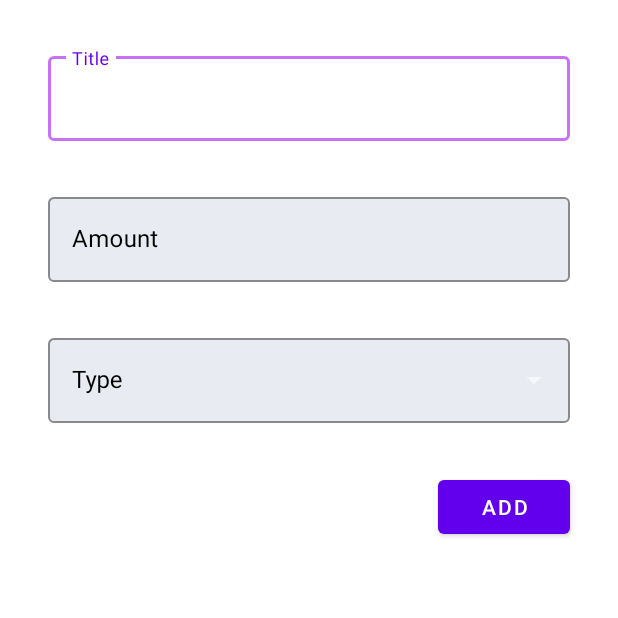
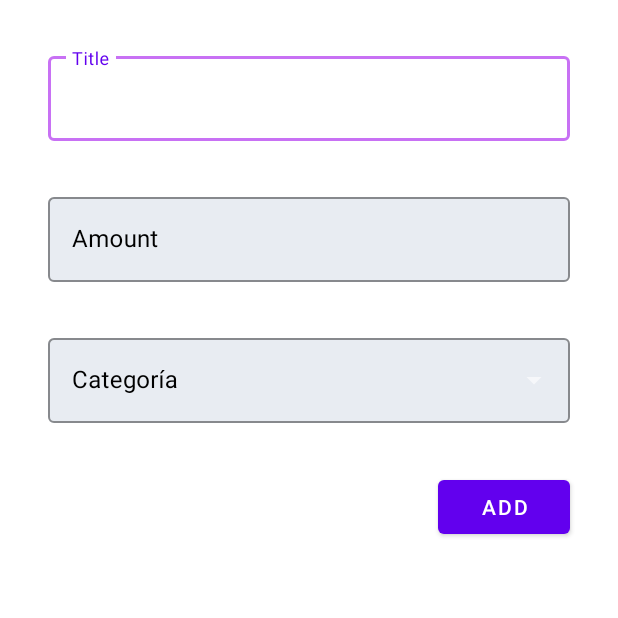
Before and after one commit to adriangrpz/Piggy, an Android app: the AddExpenseActivity screen opened directly, with no data from a screen before it, on a phone screen of 412 x 824 dp, the top half of it. Run offline under Robolectric (Android 15) with nearby library versions, the phone set to English and light mode, and no system bars; libraries missing offline, so code that uses them is left out: io.realm.

Commit message:
Transaction types and categories

```diff
--- a/app/src/main/java/com/piggy/piggy/AddExpenseActivity.kt
+++ b/app/src/main/java/com/piggy/piggy/AddExpenseActivity.kt
@@ -16,14 +16,14 @@ class AddExpenseActivity : AppCompatActivity() {
 
         val titleET        = findViewById<TextInputEditText>(R.id.title_et)
         val amountET       = findViewById<TextInputEditText>(R.id.amount_et)
-        val autocompleteTV = findViewById<AutoCompleteTextView>(R.id.type_atv)
+        val autocompleteTV = findViewById<AutoCompleteTextView>(R.id.category_atv)
         val addButton      = findViewById<MaterialButton>(R.id.add)
 
         val items = mutableListOf<String>()
-        TransactionType.values().forEach {
+        TransactionCategory.values().forEach {
             val name = when (it) {
-                TransactionType.CARD -> "Card"
-                TransactionType.CASH -> "Cash"
+                TransactionCategory.CARD -> "Card"
+                TransactionCategory.CASH -> "Cash"
                 else                 -> ""
             }
             if (name != "")
@@ -40,17 +40,19 @@ class AddExpenseActivity : AppCompatActivity() {
             newTransaction.amount = amountET.text.toString().toInt()
             Log.v(tag(), newTransaction.toString())
 
-            val type = when (autocompleteTV.text.toString()) {
-                "Card" -> TransactionType.CARD
-                "Cash" -> TransactionType.CASH
+            val category = when (autocompleteTV.text.toString()) {
+                "Card" -> TransactionCategory.CARD
+                "Cash" -> TransactionCategory.CASH
                 else   -> null
             }
 
-            if (type == null)
-                Log.v(tag(), "Null found in transaction type")
+            if (category == null)
+                Log.v(tag(), "Null found in transaction category")
             else {
-                newTransaction.type = type
+                newTransaction.category = category
             }
+
+            newTransaction.type = TransactionType.EXPENSE
 
             realmThread.executeTransactionAsync(
                 { transaction ->
--- /dev/null
+++ b/app/src/main/java/com/piggy/piggy/TransactionCategory.kt
@@ -0,0 +1,5 @@
+package com.piggy.piggy
+
+enum class TransactionCategory {
+    CARD, CASH, PTRANSPORT, CAR
+}
--- a/app/src/main/java/com/piggy/piggy/TransactionType.kt
+++ b/app/src/main/java/com/piggy/piggy/TransactionType.kt
@@ -1,5 +1,5 @@
 package com.piggy.piggy
 
 enum class TransactionType {
-    CARD, CASH, PTRANSPORT, CAR
+    EXPENSE, INCOME
 }
--- a/app/src/main/res/layout/activity_add_expense.xml
+++ b/app/src/main/res/layout/activity_add_expense.xml
@@ -45,14 +45,14 @@
             android:textColor="#000000"
             android:layout_width="match_parent"
             android:layout_height="wrap_content"
-            android:inputType="numberSigned"
+            android:inputType="number"
             />
 
     </com.google.android.material.textfield.TextInputLayout>
 
     <com.google.android.material.textfield.TextInputLayout
         style="@style/Widget.MaterialComponents.TextInputLayout.OutlinedBox.ExposedDropdownMenu"
-        android:id="@+id/type_til"
+        android:id="@+id/category_til"
         android:layout_width="match_parent"
         android:layout_height="wrap_content"
         android:layout_margin="32dp"
@@ -61,15 +61,15 @@
         card_view:layout_constraintStart_toStartOf="parent"
         card_view:layout_constraintTop_toBottomOf="@id/amount_til"
         android:textColorHint="#000000"
-        android:hint="@string/type">
+        android:hint="@string/category">
 
         <AutoCompleteTextView
-            android:id="@+id/type_atv"
+            android:id="@+id/category_atv"
             android:textColor="#000000"
             android:layout_width="match_parent"
             android:layout_height="wrap_content"
             android:inputType="none"
-            android:labelFor="@id/type_atv"
+            android:labelFor="@id/category_atv"
             />
 
     </com.google.android.material.textfield.TextInputLayout>
@@ -81,7 +81,7 @@
         android:text="@string/add"
         android:layout_margin="32dp"
         card_view:layout_constraintEnd_toEndOf="parent"
-        card_view:layout_constraintTop_toBottomOf="@id/type_til"
+        card_view:layout_constraintTop_toBottomOf="@id/category_til"
         />
 
 
--- a/app/src/main/res/layout/activity_main.xml
+++ b/app/src/main/res/layout/activity_main.xml
@@ -45,11 +45,11 @@
             android:orientation="vertical"
             app:layout_behavior="@string/appbar_scrolling_view_behavior">
 
-            <androidx.recyclerview.widget.RecyclerView
-                android:id="@+id/transactions_rv"
+            <include
                 android:layout_width="match_parent"
                 android:layout_height="match_parent"
-                card_view:layoutManager="androidx.recyclerview.widget.LinearLayoutManager" />
+                layout="@layout/transactions"
+                />
 
         </com.piggy.piggy.DashboardNestedScrollview>
 
--- a/app/src/main/res/values/strings.xml
+++ b/app/src/main/res/values/strings.xml
@@ -12,4 +12,6 @@
     <string name="type">Type</string>
     <string name="earnings">Earnings</string>
     <string name="expenses">Expenses</string>
+    <string name="transactions">Transactions</string>
+    <string name="category">Categoría</string>
 </resources>
```
Also changed, not shown: app/src/main/java/com/piggy/piggy/AddIncomeActivity.kt (+12 -10 lines), app/src/main/java/com/piggy/piggy/MainActivity.kt (+18 -3 lines), app/src/main/java/com/piggy/piggy/Transaction.kt (+33 -1 lines), app/src/main/java/com/piggy/piggy/TransactionsRecyclerViewAdapter.kt (+5 -5 lines), app/src/main/res/layout/activity_add_income.xml (+5 -5 lines), app/src/main/res/layout/transactions.xml (added, +42 -0 lines).
